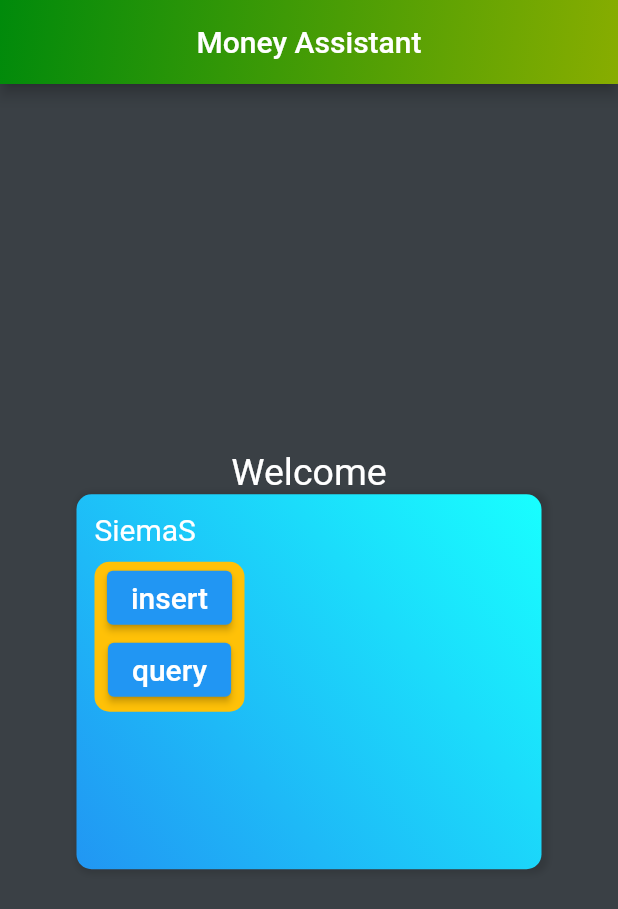
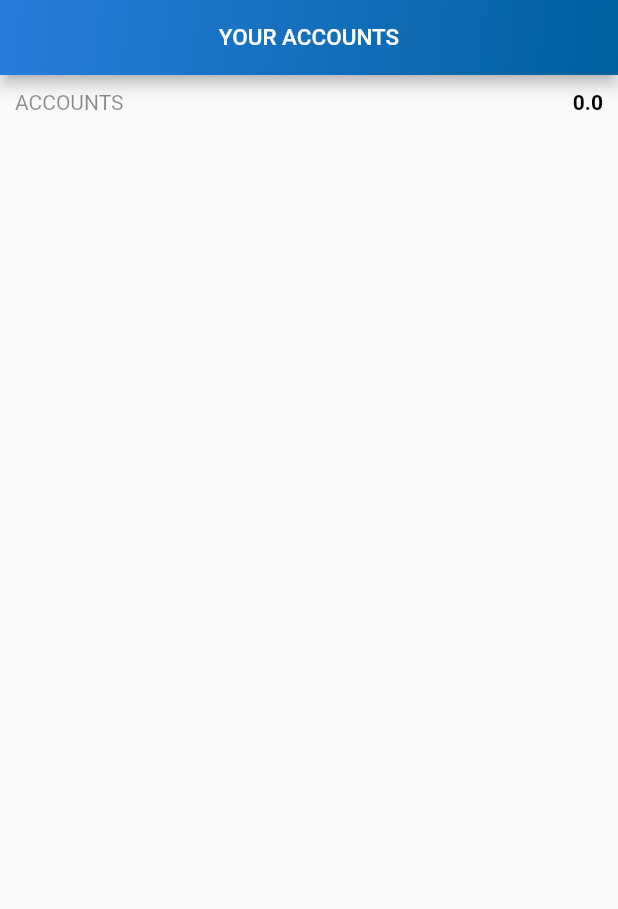
Before and after one commit to KrystianZakrys/MoneyAssistant, a Flutter app: the screen it shows after launch, on a phone screen of 412 x 824 dp. Shown: the top 909 px of the screen. Run offline on Flutter 3.47's test engine with Material 2 defaults, Android fonts, the phone set to English and light mode, and no system bars; our stand-ins replace charts_flutter, rxdart, sqflite; accounts and stored records are empty.

Commit message:
MA-4 - Project architecture and first prototype view

```diff
--- a/lib/main.dart
+++ b/lib/main.dart
@@ -1,133 +1,11 @@
 import 'package:charts_flutter/flutter.dart' as charts;
 import 'package:flutter/material.dart';
-import 'package:money_assistant/repositories/account.repository.dart';
-import 'context.dart';
+import 'package:money_assistant/src/app.dart';
+import 'package:money_assistant/src/resources/repositories/account.repository.dart';
+import 'src/resources/providers/context.dart';
 import 'custom_card.dart';
-import 'models/account.dart';
+import 'src/models/account.dart';
 
 void main() {
-  runApp(MyApp());
+  runApp(App());
 }
-
-List<Color> appBarColors = <Color>[
-  Color.fromRGBO(0, 138, 11, 1),
-  Color.fromRGBO(136, 173, 0, 1)
-];
-
-Color bgColor = Color.fromRGBO(58, 64, 69, 1);
-
-Color textColor = Colors.white;
-
-class MyApp extends StatelessWidget {
-  @override
-  Widget build(BuildContext context) {
-    return MaterialApp(
-      title: 'MoneyAssistant',
-      theme: ThemeData(
-          primarySwatch: Colors.blue,
-          backgroundColor: Colors.grey,
-          bottomAppBarColor: Colors.transparent),
-      home: MyHomePage(title: 'Money Assistant'),
-    );
-  }
-}
-
-class MyHomePage extends StatefulWidget {
-  MyHomePage({Key key, this.title}) : super(key: key);
-
-  final String title;
-  final accountRepo = AccountRepository.instance;
-
-  @override
-  _MyHomePageState createState() => _MyHomePageState();
-
-  void _insert() async {
-    Account account = new Account();
-    account.name = 'Main';
-    account.balance = 0;
-    account.cardLimit = 1000;
-    account.icon = "xD";
-    account.isCountedInTotal = 0;
-    account.type = 'Bank';
-
-    final Account accountEntity = await accountRepo.upsertAccount(account);
-    print('inserted row id: $accountEntity.id');
-  }
-
-  void _query() async {
-    final allRows = await accountRepo.fetchAccounts(10);
-    print('query all rows:');
-    allRows.forEach((row) => print(row.name));
-  }
-}
-
-class _MyHomePageState extends State<MyHomePage> {
-  @override
-  Widget build(BuildContext context) {
-    return Scaffold(
-        backgroundColor: bgColor,
-        appBar: AppBar(
-          centerTitle: true,
-          title: Text(widget.title),
-          flexibleSpace: Container(
-            decoration: BoxDecoration(
-                gradient: LinearGradient(
-                    begin: Alignment.topLeft,
-                    end: Alignment.bottomRight,
-                    colors: appBarColors)),
-          ),
-        ),
-        body: Center(
-          child: Column(
-            mainAxisAlignment: MainAxisAlignment.center,
-            children: <Widget>[
-              Text(
-                'Welcome',
-                style: TextStyle(color: textColor, fontSize: 25),
-              ),
-              CustomCard(
-                title: 'SiemaS',
-                width: 310,
-                height: 250,
-                bgGradient: LinearGradient(
-                  begin: Alignment.topRight,
-                  end: Alignment.bottomLeft,
-                  colors: [Colors.cyanAccent, Colors.blue],
-                ),
-                children: <Widget>[
-                  Container(
-                    width: 100,
-                    height: 100,
-                    decoration: BoxDecoration(
-                        color: Colors.amber,
-                        borderRadius: BorderRadius.circular(10)),
-                    child: Column(
-                      children: [
-                        ElevatedButton(
-                          child: Text(
-                            'insert',
-                            style: TextStyle(fontSize: 20),
-                          ),
-                          onPressed: () {
-                            widget._insert();
-                          },
-                        ),
-                        ElevatedButton(
-                          child: Text(
-                            'query',
-                            style: TextStyle(fontSize: 20),
-                          ),
-                          onPressed: () {
-                            widget._query();
-                          },
-                        ),
-                      ],
-                    ),
-                  )
-                ],
-              )
-            ],
-          ),
-        ));
-  }
-}
--- /dev/null
+++ b/lib/src/app.dart
@@ -0,0 +1,17 @@
+import 'package:flutter/material.dart';
+import 'views/account_list.dart';
+
+class App extends StatelessWidget {
+  Color bgColor = Color.fromRGBO(227, 227, 227, 1);
+
+  @override
+  Widget build(BuildContext context) {
+    return MaterialApp(
+      theme: ThemeData.light(),
+      home: Scaffold(
+        backgroundColor: bgColor,
+        body: AccountList(),
+      ),
+    );
+  }
+}
--- a/lib/repositories/expense.repository.dart
+++ b/lib/src/resources/repositories/expense.repository.dart
@@ -1,7 +1,7 @@
 import 'package:sqflite/sqflite.dart';
 
-import '../context.dart';
-import '../models/expense.dart';
+import '../providers/context.dart';
+import '../../models/expense.dart';
 
 class ExpenseRepository {
   ExpenseRepository._();
--- a/lib/repositories/expense_category.repository.dart
+++ b/lib/src/resources/repositories/expense_category.repository.dart
@@ -1,7 +1,7 @@
 import 'package:sqflite/sqflite.dart';
 
-import '../context.dart';
-import '../models/expense_category.dart';
+import '../providers/context.dart';
+import '../../models/expense_category.dart';
 
 class ExpenseCategoryRepository {
   ExpenseCategoryRepository._();
--- a/lib/repositories/income.repository.dart
+++ b/lib/src/resources/repositories/income.repository.dart
@@ -1,7 +1,7 @@
 import 'package:sqflite/sqflite.dart';
 
-import '../context.dart';
-import '../models/income.dart';
+import '../providers/context.dart';
+import '../../models/income.dart';
 
 class IncomeRepository {
   IncomeRepository._();
--- a/lib/repositories/income_category.repository.dart
+++ b/lib/src/resources/repositories/income_category.repository.dart
@@ -1,7 +1,7 @@
 import 'package:sqflite/sqflite.dart';
 
-import '../context.dart';
-import '../models/income_category.dart';
+import '../providers/context.dart';
+import '../../models/income_category.dart';
 
 class IncomeCategoryRepository {
   IncomeCategoryRepository._();
--- /dev/null
+++ b/lib/src/views/account_list.dart
@@ -0,0 +1,76 @@
+import 'package:flutter/material.dart';
+import 'package:money_assistant/src/views/account_list_item.dart';
+import '../models/account.dart';
+import '../blocs/account_bloc.dart';
+import 'custom_app_bar.dart';
+
+class AccountList extends StatelessWidget {
+  @override
+  Widget build(BuildContext context) {
+    bloc.fetchAllAccounts();
+    return Scaffold(
+      appBar: CustomAppBar(
+        Text(
+          'YOUR ACCOUNTS',
+          style: TextStyle(fontSize: 15),
+        ),
+      ),
+      body: StreamBuilder(
+        stream: bloc.allAccounts,
+        builder: (context, AsyncSnapshot<List<Account>> snapshot) {
+          if (snapshot.hasData) {
+            return buildList(snapshot);
+          } else if (snapshot.hasError) {
+            return Text(snapshot.error.toString());
+          }
+          return Center(child: CircularProgressIndicator());
+        },
+      ),
+    );
+  }
+
+  double calculateTotalBalance(List<Account> accounts) {
+    Set<Account> balances = Set.from(accounts);
+    double totalBalance = 0;
+    balances.forEach((element) {
+      totalBalance += element.balance;
+    });
+    return totalBalance;
+  }
+
+  Widget buildList(AsyncSnapshot<List<Account>> snapshot) {
+    double totalBalance = calculateTotalBalance(snapshot.data);
+    Color totalBalanceColor = Colors.black;
+    if (totalBalance > 0) {
+      totalBalanceColor = Color.fromRGBO(0, 201, 30, 1);
+    } else if (totalBalance < 0) {
+      totalBalanceColor = Colors.redAccent;
+    }
+
+    return Column(
+      children: <Widget>[
+        Container(
+            padding:
+                const EdgeInsets.only(left: 10, right: 10, top: 10, bottom: 5),
+            child: Row(children: [
+              Text(
+                "ACCOUNTS",
+                style: TextStyle(color: Colors.black45),
+              ),
+              Text(
+                totalBalance.toStringAsPrecision(2),
+                style: TextStyle(
+                    color: totalBalanceColor, fontWeight: FontWeight.bold),
+              )
+            ], mainAxisAlignment: MainAxisAlignment.spaceBetween)),
+        Expanded(
+            child: ListView.builder(
+          itemBuilder: (context, index) {
+            return AccountListItem(snapshot.data[index]);
+          },
+          itemCount: snapshot.data.length,
+        )),
+      ],
+    );
+  }
+}
--- /dev/null
+++ b/lib/src/views/custom_app_bar.dart
@@ -0,0 +1,38 @@
+import 'package:flutter/material.dart';
+
+@override
+class CustomAppBar extends StatelessWidget with PreferredSizeWidget {
+  @override
+  final Size preferredSize;
+  final Widget title;
+
+  CustomAppBar(
+    this.title, {
+    Key key,
+  })  : preferredSize = Size.fromHeight(50.0),
+        super(key: key);
+
+  static List<Color> appBarColors = <Color>[
+    Color.fromRGBO(42, 125, 219, 1),
+    Color.fromRGBO(0, 97, 158, 1)
+  ];
+
+  @override
+  Widget build(BuildContext context) {
+    return AppBar(
+        centerTitle: true,
+        title: title,
+        flexibleSpace: Container(
+          decoration: BoxDecoration(
+              gradient: LinearGradient(
+                  begin: Alignment.topLeft,
+                  end: Alignment.bottomRight,
+                  colors: appBarColors)),
+          child: Center(
+            child: Column(
+              children: [],
+            ),
+          ),
+        ));
+  }
+}
--- a/pubspec.yaml
+++ b/pubspec.yaml
@@ -21,6 +21,7 @@ environment:
   sdk: ">=2.7.0 <3.0.0"
 
 dependencies:
+  rxdart: ^0.18.0
   sqflite: ^1.3.0
   path_provider: ^1.6.27
   charts_flutter: ^0.9.0
```
Also changed, not shown: lib/src/blocs/account_bloc.dart (added, +21 -0 lines), lib/src/models/expense.dart (renamed from lib/models/income.dart, +4 -4 lines), lib/src/models/income.dart (renamed from lib/models/expense.dart, +4 -4 lines), lib/src/resources/providers/context.dart (renamed from lib/context.dart, +5 -5 lines), lib/src/resources/repositories/account.repository.dart (renamed from lib/repositories/account.repository.dart, +11 -4 lines), lib/src/views/account_list_item.dart (added, +72 -0 lines), lib/src/models/account.dart (renamed from lib/models/account.dart), lib/src/models/expense_category.dart (renamed from lib/models/expense_category.dart), lib/src/models/income_category.dart (renamed from lib/models/income_category.dart), pubspec.lock.
